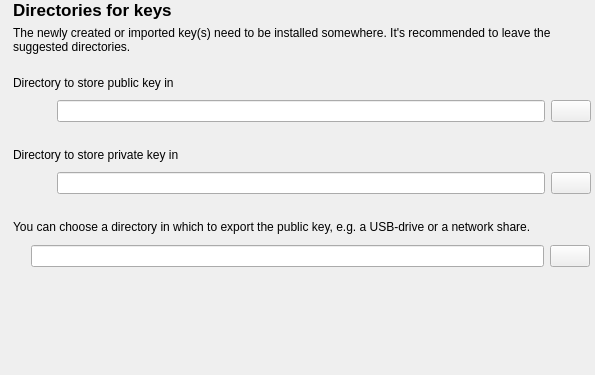
The window that setup/dialogs/page_key_dirs.ui (veyon/veyon) describes before a commit, drawn with Qt 5.
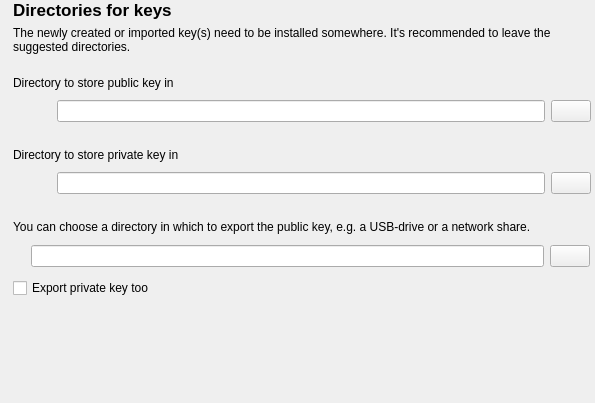
The same window after the commit. Icons and pictures are not drawn.

The edit to the form file:
```diff
--- a/setup/dialogs/page_key_dirs.ui
+++ b/setup/dialogs/page_key_dirs.ui
@@ -6,7 +6,7 @@
     <x>0</x>
     <y>0</y>
     <width>595</width>
-    <height>375</height>
+    <height>403</height>
    </rect>
   </property>
   <layout class="QHBoxLayout" >
@@ -252,6 +252,13 @@
        </layout>
       </widget>
      </item>
+     <item>
+      <widget class="QCheckBox" name="checkBox" >
+       <property name="text" >
+        <string>Export private key too</string>
+       </property>
+      </widget>
+     </item>
      <item>
       <spacer>
        <property name="orientation" >
```
